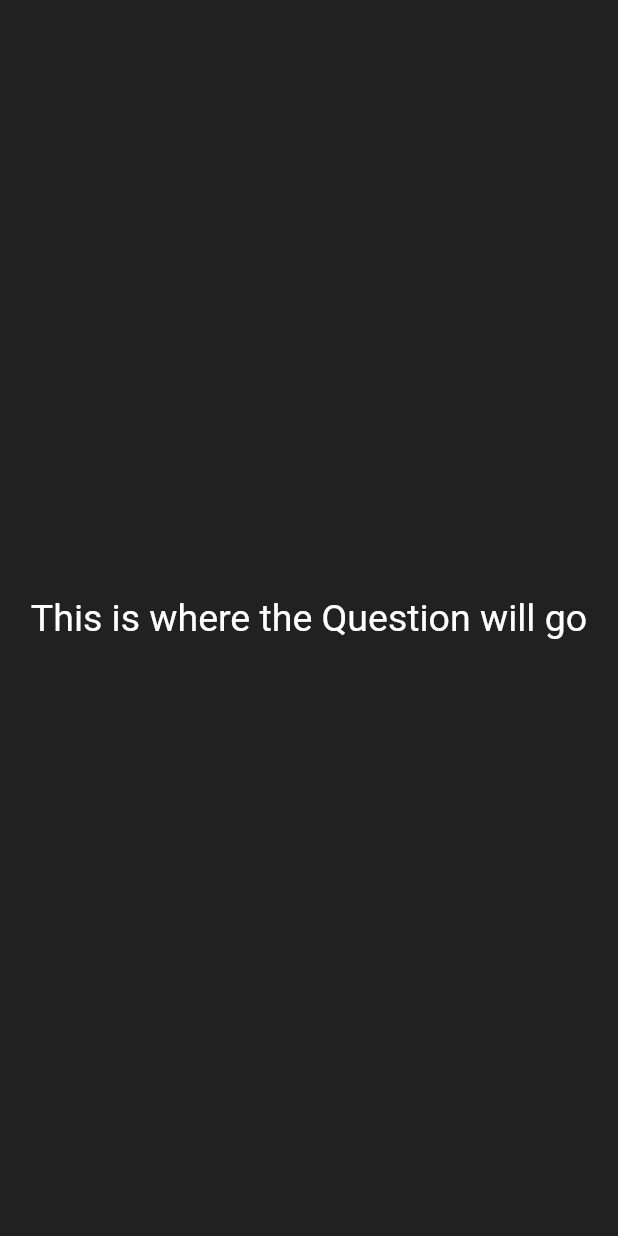
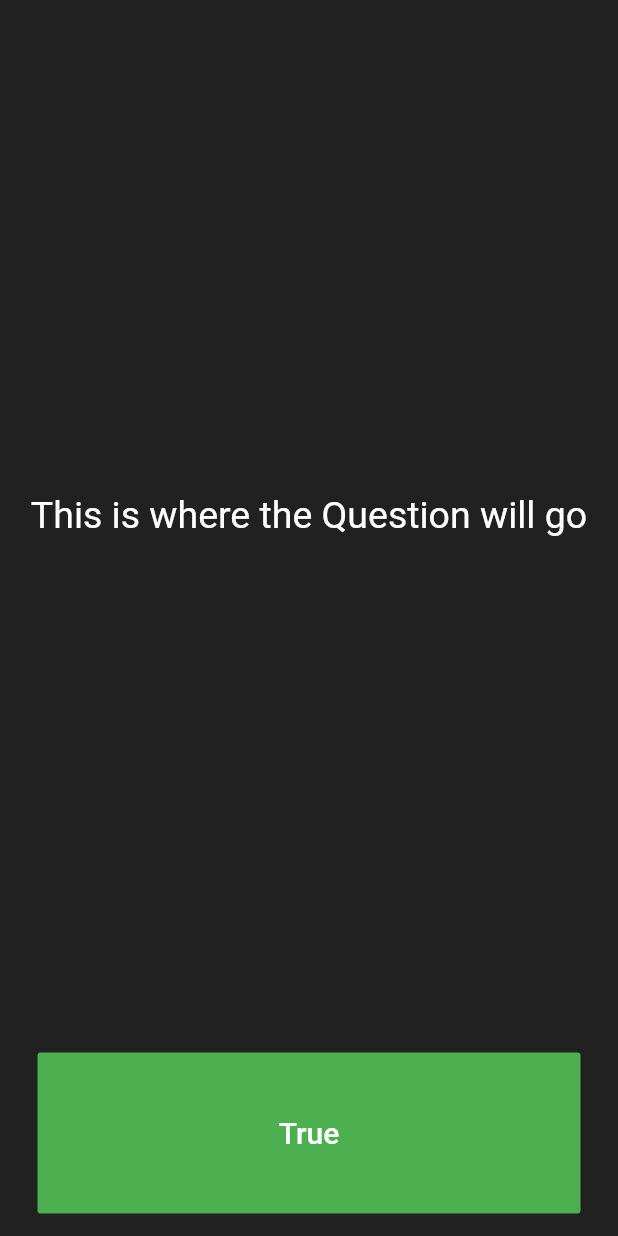
Before and after one commit to usmanhaider461/Quizzler_app, a Flutter app: the screen it shows after launch, on a phone screen of 412 x 824 dp. Run offline on Flutter 3.47's test engine with Material 2 defaults, Android fonts, the phone set to English and light mode, and no system bars.

Commit message:
UI Completed

```diff
--- a/lib/main.dart
+++ b/lib/main.dart
@@ -52,6 +52,23 @@ class _QuizPageState extends State<QuizPage> {
             ),
           ),
         ),
+        Expanded(
+          child: Padding(
+            padding: EdgeInsets.all(15.0),
+            child: FlatButton(
+              textColor: Colors.white,
+              color: Colors.green,
+              child: Text(
+                'True',
+                style: TextStyle(
+                  color: Colors.white,
+                  fontSize: 20.0,
+                ),
+              ),
+              onPressed: (){},
+            )
+          ),
+        )
       ],
     );
   }
```
